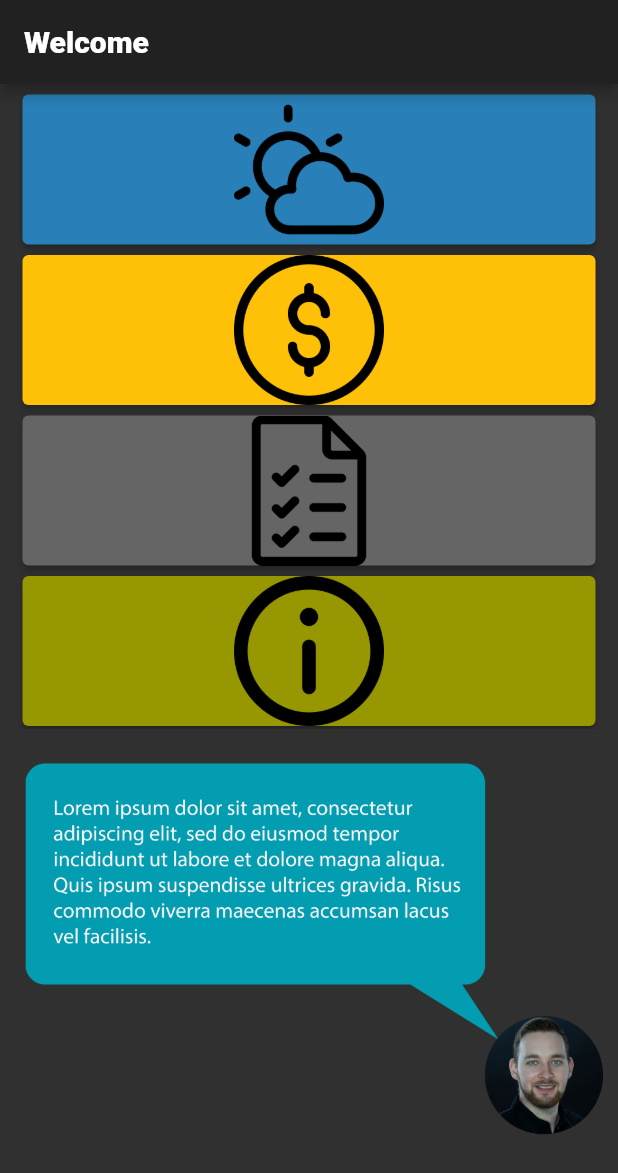
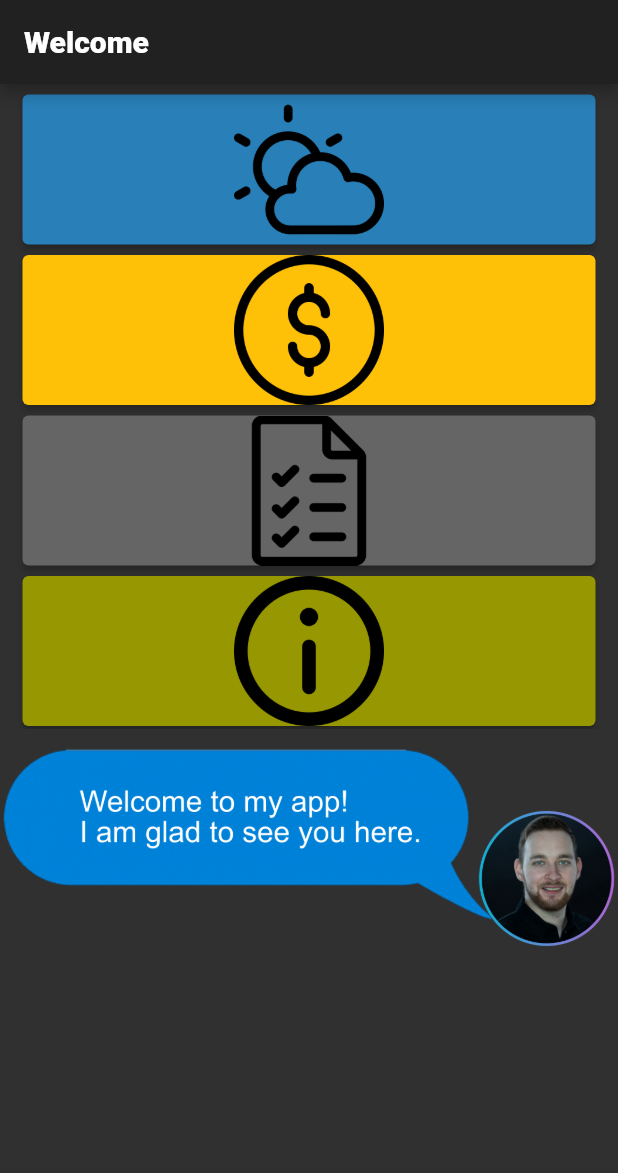
Before and after one commit to sane120/toolkit, a Flutter app: the screen it shows after launch, on a phone screen of 412 x 824 dp. Shown: the top 1173 px of the screen. Run offline on Flutter 3.47's test engine with Material 2 defaults, Android fonts, the phone set to English and light mode, and no system bars; our stand-ins replace flutter_spinkit, shared_preferences.

Commit message:
added updated AboutUs and Welcome screen

```diff
--- a/lib/main.dart
+++ b/lib/main.dart
@@ -95,7 +95,7 @@ class Homescreen extends StatelessWidget {
                   child: Container(
                     child: ClipRRect(
                       borderRadius: BorderRadius.circular(10.0),
-                      child: Image.asset('images/welcome.png', width: 450, height: 280),
+                      child: Image.asset('images/welcome.png', width: 450, height: 160),
                     ),),
                 )
             )
```
Also changed, not shown: lib/screens/info_screen.dart (+6 -20 lines), images/welcome.png.
